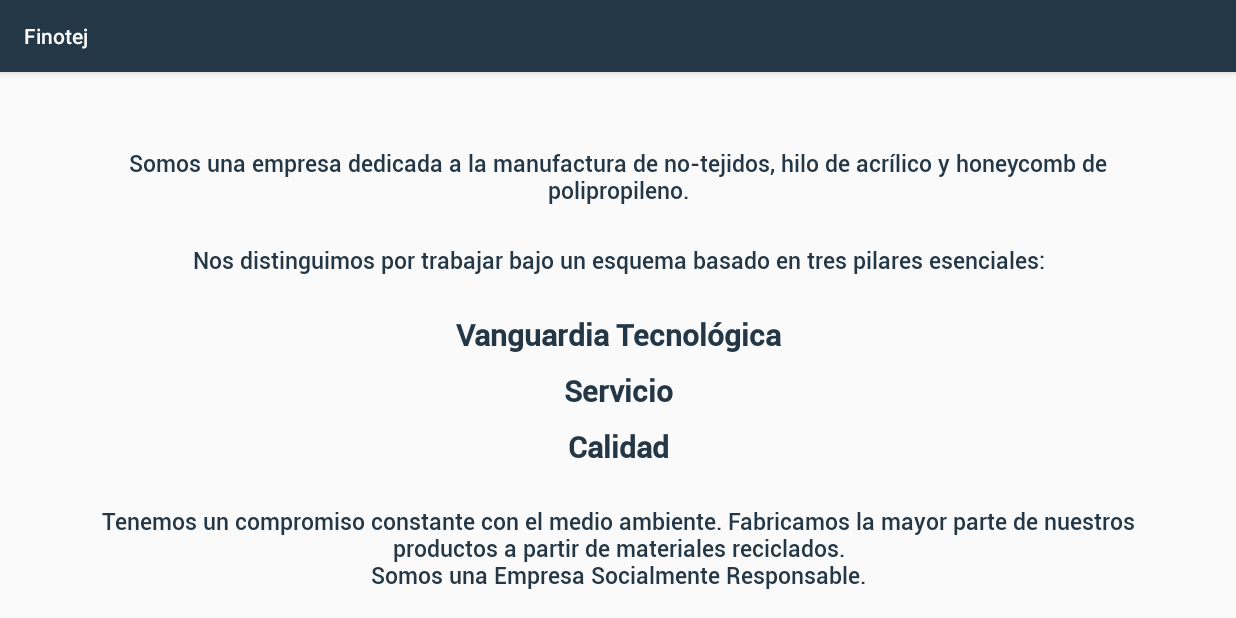
After one commit to inovaceds/finotej, an Android app: the DescriptionActivity screen opened directly, with no data from a screen before it, on a phone screen of 824 x 412 dp (held sideways). The commit adds this screen. Run offline under Robolectric (Android 15) with nearby library versions, the phone set to English and light mode, and no system bars.

Commit message:
Crea splash y comienza acomodo del texto en pantalla de descripcion

```diff
--- a/app/build.gradle
+++ b/app/build.gradle
@@ -25,7 +25,7 @@ android {
 
 dependencies {
     implementation fileTree(dir: 'libs', include: ['*.jar'])
-    implementation"org.jetbrains.kotlin:kotlin-stdlib-jdk7:$kotlin_version"
+    implementation "org.jetbrains.kotlin:kotlin-stdlib-jdk7:$kotlin_version"
     implementation 'androidx.appcompat:appcompat:1.0.2'
     implementation 'androidx.core:core-ktx:1.0.2'
     implementation 'androidx.constraintlayout:constraintlayout:1.1.3'
--- a/app/src/main/AndroidManifest.xml
+++ b/app/src/main/AndroidManifest.xml
@@ -9,13 +9,21 @@
         android:roundIcon="@mipmap/ic_launcher_round"
         android:supportsRtl="true"
         android:theme="@style/AppTheme">
-        <activity android:name=".MainActivity">
+
+        <activity
+            android:name=".ui.splash.SplashActivity"
+            android:screenOrientation="landscape">
             <intent-filter>
                 <action android:name="android.intent.action.MAIN" />
 
                 <category android:name="android.intent.category.LAUNCHER" />
             </intent-filter>
         </activity>
+        <activity
+            android:name=".MainActivity"
+            android:screenOrientation="landscape" />
+        <activity android:name=".ui.description.DescriptionActivity"
+            android:screenOrientation="landscape"/>
     </application>
 
 </manifest>
--- /dev/null
+++ b/app/src/main/java/com/inovaceds/finotej/ui/description/DescriptionActivity.kt
@@ -0,0 +1,21 @@
+package com.inovaceds.finotej.ui.description
+
+import androidx.appcompat.app.AppCompatActivity
+import android.os.Bundle
+import android.text.Html
+import androidx.core.text.HtmlCompat
+import com.inovaceds.finotej.R
+import kotlinx.android.synthetic.main.activity_description.*
+
+class DescriptionActivity : AppCompatActivity() {
+
+    override fun onCreate(savedInstanceState: Bundle?) {
+        super.onCreate(savedInstanceState)
+        setContentView(R.layout.activity_description)
+
+
+        activity_description_main_text.text = HtmlCompat.fromHtml(getString(R.string.first_description_text),HtmlCompat.FROM_HTML_MODE_LEGACY)
+
+
+    }
+}
--- /dev/null
+++ b/app/src/main/java/com/inovaceds/finotej/ui/splash/SplashActivity.kt
@@ -0,0 +1,24 @@
+package com.inovaceds.finotej.ui.splash
+
+import androidx.appcompat.app.AppCompatActivity
+import android.os.Bundle
+import android.os.Handler
+import android.view.animation.AnimationUtils
+import com.inovaceds.finotej.R
+import kotlinx.android.synthetic.main.activity_splash.*
+
+class SplashActivity : AppCompatActivity() {
+
+    override fun onCreate(savedInstanceState: Bundle?) {
+        super.onCreate(savedInstanceState)
+        setContentView(R.layout.activity_splash)
+
+        activity_splash_logo_image.startAnimation(AnimationUtils.loadAnimation(this,R.anim.fade_in))
+
+        Handler(mainLooper).postDelayed({startDescriptionActivity()},1500)
+    }
+
+    private fun startDescriptionActivity(){
+
+    }
+}
--- /dev/null
+++ b/app/src/main/res/anim/fade_in.xml
@@ -0,0 +1,6 @@
+<?xml version="1.0" encoding="utf-8"?>
+<alpha xmlns:android="http://schemas.android.com/apk/res/android"
+    android:fromAlpha="1.0"
+    android:toAlpha="0.0"
+    android:duration="1000"
+    />
--- /dev/null
+++ b/app/src/main/res/layout/activity_description.xml
@@ -0,0 +1,121 @@
+<?xml version="1.0" encoding="utf-8"?>
+<androidx.constraintlayout.widget.ConstraintLayout xmlns:android="http://schemas.android.com/apk/res/android"
+    xmlns:app="http://schemas.android.com/apk/res-auto"
+    xmlns:tools="http://schemas.android.com/tools"
+    android:layout_width="match_parent"
+    android:layout_height="match_parent"
+    tools:context=".ui.description.DescriptionActivity">
+
+    <TextView
+        android:id="@+id/activity_description_main_text"
+        android:layout_width="0dp"
+        android:layout_height="wrap_content"
+        android:layout_marginStart="50dp"
+        android:layout_marginTop="50dp"
+        android:layout_marginEnd="50dp"
+        android:fontFamily="@font/roboto_medium"
+        android:text="@string/first_description_text"
+        android:textAlignment="center"
+        android:textSize="@dimen/description_text_size"
+        android:textColor="@color/primaryTextColor"
+        app:layout_constraintEnd_toEndOf="parent"
+        app:layout_constraintStart_toStartOf="parent"
+        app:layout_constraintTop_toTopOf="parent" />
+
+    <TextView
+        android:id="@+id/activity_description_secondary_text"
+        android:layout_width="0dp"
+        android:layout_height="wrap_content"
+        android:layout_marginStart="50dp"
+        android:layout_marginTop="25dp"
+        android:layout_marginEnd="50dp"
+        android:fontFamily="@font/roboto_medium"
+        android:textSize="@dimen/description_text_size"
+        android:text="@string/second_description_text"
+        android:textAlignment="center"
+        android:textColor="@color/primaryTextColor"
+        app:layout_constraintEnd_toEndOf="parent"
+        app:layout_constraintStart_toStartOf="parent"
+        app:layout_constraintTop_toBottomOf="@id/activity_description_main_text" />
+
+    <TextView
+        android:id="@+id/activity_description_first_element"
+        android:layout_width="0dp"
+        android:layout_height="wrap_content"
+        android:layout_marginStart="50dp"
+        android:layout_marginTop="25dp"
+        android:layout_marginEnd="50dp"
+        android:fontFamily="@font/roboto_medium"
+        android:text="@string/first_description_element"
+        android:textAlignment="center"
+        android:textColor="@color/primaryTextColor"
+        android:textSize="@dimen/description_element_size"
+        android:textStyle="bold"
+        app:layout_constraintEnd_toEndOf="parent"
+        app:layout_constraintStart_toStartOf="parent"
+        app:layout_constraintTop_toBottomOf="@id/activity_description_secondary_text" />
+
+    <TextView
+        android:id="@+id/activity_description_second_element"
+        android:layout_width="0dp"
+        android:layout_height="wrap_content"
+        android:layout_marginStart="50dp"
+        android:layout_marginTop="10dp"
+        android:layout_marginEnd="50dp"
+        android:fontFamily="@font/roboto_medium"
+        android:text="@string/second_description_element"
+        android:textAlignment="center"
+        android:textColor="@color/primaryTextColor"
+        android:textSize="@dimen/description_element_size"
+        android:textStyle="bold"
+        app:layout_constraintEnd_toEndOf="parent"
+        app:layout_constraintStart_toStartOf="parent"
+        app:layout_constraintTop_toBottomOf="@id/activity_description_first_element" />
+
+    <TextView
+        android:id="@+id/activity_description_third_element"
+        android:layout_width="0dp"
+        android:layout_height="wrap_content"
+        android:layout_marginStart="50dp"
+        android:layout_marginTop="10dp"
+        android:layout_marginEnd="50dp"
+        android:fontFamily="@font/roboto_medium"
+        android:text="@string/third_description_element"
+        android:textAlignment="center"
+        android:textColor="@color/primaryTextColor"
+        android:textSize="@dimen/description_element_size"
+        android:textStyle="bold"
+        app:layout_constraintEnd_toEndOf="parent"
+        app:layout_constraintStart_toStartOf="parent"
+        app:layout_constraintTop_toBottomOf="@id/activity_description_second_element" />
+
+    <TextView
+        android:id="@+id/activity_description_third_text"
+        android:layout_width="0dp"
+        android:layout_height="wrap_content"
+        android:layout_marginStart="50dp"
+        android:layout_marginTop="25dp"
+        android:layout_marginEnd="50dp"
+        android:fontFamily="@font/roboto_medium"
+        android:text="@string/third_description_text"
+        android:textAlignment="center"
+        android:textSize="@dimen/description_text_size"
+        android:textColor="@color/primaryTextColor"
+        app:layout_constraintEnd_toEndOf="parent"
+        app:layout_constraintStart_toStartOf="parent"
+        app:layout_constraintTop_toBottomOf="@id/activity_description_third_element" />
+
+    <androidx.appcompat.widget.AppCompatTextView
+        android:id="@+id/activity_description_touch_to_next"
+        android:layout_width="wrap_content"
+        android:layout_height="wrap_content"
+        android:layout_margin="10dp"
+        android:fontFamily="@font/roboto_italic"
+        android:text="@string/click_here_to_continue"
+        android:textColor="@color/primaryTextColor"
+        android:textSize="@dimen/description_text_size"
+        app:layout_constraintBottom_toBottomOf="parent"
+        app:layout_constraintEnd_toEndOf="parent"
+        app:layout_constraintTop_toBottomOf="@id/activity_description_third_text" />
+
+</androidx.constraintlayout.widget.ConstraintLayout>
--- /dev/null
+++ b/app/src/main/res/layout/activity_splash.xml
@@ -0,0 +1,23 @@
+<?xml version="1.0" encoding="utf-8"?>
+<androidx.constraintlayout.widget.ConstraintLayout xmlns:android="http://schemas.android.com/apk/res/android"
+    xmlns:app="http://schemas.android.com/apk/res-auto"
+    xmlns:tools="http://schemas.android.com/tools"
+    android:layout_width="match_parent"
+    android:layout_height="match_parent"
+    tools:context=".ui.splash.SplashActivity"
+    android:background="@color/splashBackgroundColor">
+
+    <ImageView
+        android:id="@+id/activity_splash_logo_image"
+        android:layout_width="0dp"
+        android:layout_height="wrap_content"
+        app:layout_constraintTop_toTopOf="parent"
+        app:layout_constraintBottom_toBottomOf="parent"
+        app:layout_constraintEnd_toEndOf="parent"
+        app:layout_constraintStart_toStartOf="parent"
+        android:scaleType="centerInside"
+        android:layout_marginStart="100dp"
+        android:layout_marginEnd="100dp"
+        android:src="@drawable/logo_fynotej_inicio"/>
+
+</androidx.constraintlayout.widget.ConstraintLayout>
--- /dev/null
+++ b/app/src/main/res/values-sw320dp/dimens.xml
@@ -0,0 +1,5 @@
+<?xml version="1.0" encoding="utf-8"?>
+<resources>
+    <dimen name="description_text_size">15sp</dimen>
+    <dimen name="description_element_size">20sp</dimen>
+</resources>
--- /dev/null
+++ b/app/src/main/res/values-sw480dp/dimens.xml
@@ -0,0 +1,5 @@
+<?xml version="1.0" encoding="utf-8"?>
+<resources>
+    <dimen name="description_text_size">20sp</dimen>
+    <dimen name="description_element_size">25sp</dimen>
+</resources>
--- /dev/null
+++ b/app/src/main/res/values-sw600dp/dimens.xml
@@ -0,0 +1,5 @@
+<?xml version="1.0" encoding="utf-8"?>
+<resources>
+    <dimen name="description_text_size">30sp</dimen>
+    <dimen name="description_element_size">35sp</dimen>
+</resources>
--- /dev/null
+++ b/app/src/main/res/values-sw720dp/dimens.xml
@@ -0,0 +1,5 @@
+<?xml version="1.0" encoding="utf-8"?>
+<resources>
+    <dimen name="description_text_size">35sp</dimen>
+    <dimen name="description_element_size">45sp</dimen>
+</resources>
--- a/app/src/main/res/values/colors.xml
+++ b/app/src/main/res/values/colors.xml
@@ -1,6 +1,9 @@
 <?xml version="1.0" encoding="utf-8"?>
 <resources>
-    <color name="colorPrimary">#008577</color>
+    <color name="colorPrimary">#243746</color>
     <color name="colorPrimaryDark">#00574B</color>
     <color name="colorAccent">#D81B60</color>
+
+    <color name="splashBackgroundColor">#FFFFFF</color>
+    <color name="primaryTextColor">#243746</color>
 </resources>
--- /dev/null
+++ b/app/src/main/res/values/dimens.xml
@@ -0,0 +1,5 @@
+<?xml version="1.0" encoding="utf-8"?>
+<resources>
+    <dimen name="description_text_size">15sp</dimen>
+    <dimen name="description_element_size">20sp</dimen>
+</resources>
--- a/app/src/main/res/values/strings.xml
+++ b/app/src/main/res/values/strings.xml
@@ -1,3 +1,14 @@
 <resources>
     <string name="app_name">Finotej</string>
+
+    <!--Description Texts-->
+    <string name="first_description_text">Somos una empresa dedicada a la manufactura de no-tejidos, hilo de acrílico y <b>honeycomb de polipropileno.</b></string>
+    <string name="second_description_text">Nos distinguimos por trabajar bajo un esquema basado en tres pilares esenciales:</string>
+    <string name="first_description_element">Vanguardia Tecnológica</string>
+    <string name="second_description_element">Servicio</string>
+    <string name="third_description_element">Calidad</string>
+    <string name="third_description_text">Tenemos un compromiso constante con el medio ambiente. Fabricamos la mayor parte de nuestros productos a partir de materiales reciclados.\nSomos una Empresa Socialmente Responsable.</string>
+    <string name="click_here_to_continue">Toca para continuar...</string>
+
+
 </resources>
```
Also changed, not shown: app/src/main/res/drawable/logo_fynotej_inicio.png (added), app/src/main/res/font/roboto_condensed.ttf (added), app/src/main/res/font/roboto_condensed_italic.ttf (added), app/src/main/res/font/roboto_italic.ttf (added), app/src/main/res/font/roboto_light.ttf (added), app/src/main/res/font/roboto_medium.ttf (added).
